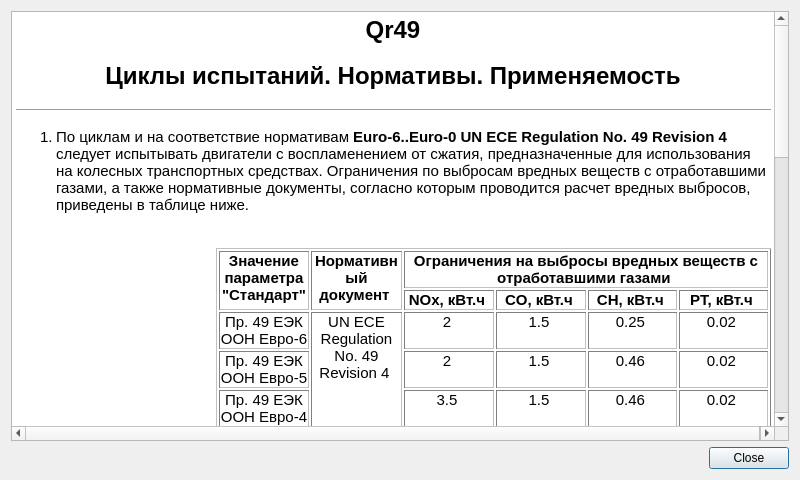
Before: the Qt Designer form Qr49/helpdialog.ui in pa23/r49, drawn with Qt 5.
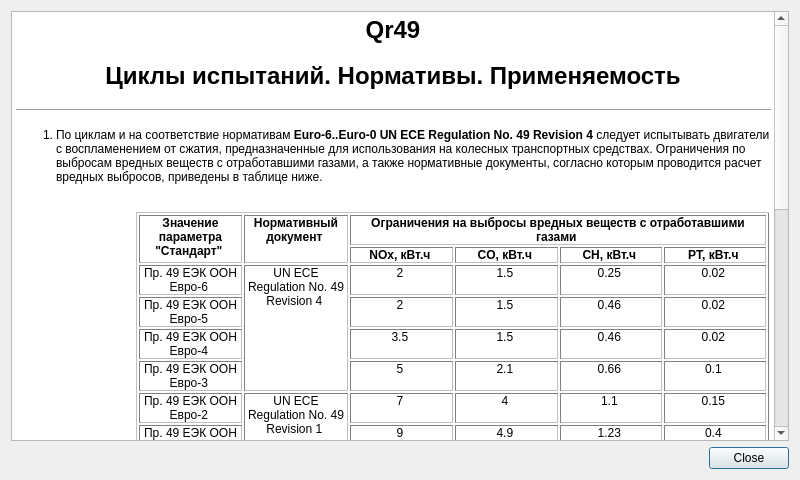
After: the same form once the commit is applied. Icons and pictures are not drawn.

```diff
--- a/Qr49/helpdialog.ui
+++ b/Qr49/helpdialog.ui
@@ -30,13 +30,13 @@
       <string>&lt;!DOCTYPE HTML PUBLIC &quot;-//W3C//DTD HTML 4.0//EN&quot; &quot;http://www.w3.org/TR/REC-html40/strict.dtd&quot;&gt;
 &lt;html&gt;&lt;head&gt;&lt;meta name=&quot;qrichtext&quot; content=&quot;1&quot; /&gt;&lt;style type=&quot;text/css&quot;&gt;
 p, li { white-space: pre-wrap; }
-&lt;/style&gt;&lt;/head&gt;&lt;body style=&quot; font-family:'Ubuntu'; font-size:11pt; font-weight:400; font-style:normal;&quot;&gt;
+&lt;/style&gt;&lt;/head&gt;&lt;body style=&quot; font-family:'Sans Serif'; font-size:9pt; font-weight:400; font-style:normal;&quot;&gt;
 &lt;p align=&quot;center&quot; style=&quot; margin-top:18px; margin-bottom:12px; margin-left:0px; margin-right:0px; -qt-block-indent:0; text-indent:0px;&quot;&gt;&lt;span style=&quot; font-size:xx-large; font-weight:600;&quot;&gt;Qr49&lt;/span&gt;&lt;/p&gt;
 &lt;p align=&quot;center&quot; style=&quot; margin-top:18px; margin-bottom:12px; margin-left:0px; margin-right:0px; -qt-block-indent:0; text-indent:0px;&quot;&gt;&lt;span style=&quot; font-size:xx-large; font-weight:600;&quot;&gt;Циклы испытаний. Нормативы. Применяемость&lt;/span&gt;&lt;/p&gt;
 &lt;hr /&gt;
 &lt;ol style=&quot;margin-top: 0px; margin-bottom: 0px; margin-left: 0px; margin-right: 0px; -qt-list-indent: 1;&quot;&gt;&lt;li style=&quot; margin-top:12px; margin-bottom:0px; margin-left:0px; margin-right:0px; -qt-block-indent:0; text-indent:0px;&quot;&gt;По циклам и на соответствие нормативам &lt;span style=&quot; font-weight:600;&quot;&gt;Euro-6..Euro-0 UN ECE Regulation No. 49 Revision 4&lt;/span&gt; следует испытывать двигатели с воспламенением от сжатия, предназначенные для использования на колесных транспортных средствах. Ограничения по выбросам вредных веществ с отработавшими газами, а также нормативные документы, согласно которым проводится расчет вредных выбросов, приведены в таблице ниже.&lt;br /&gt;&lt;br /&gt;&lt;/li&gt;
-&lt;p style=&quot;-qt-paragraph-type:empty; margin-top:0px; margin-bottom:0px; margin-left:0px; margin-right:0px; -qt-block-indent:1; text-indent:0px;&quot;&gt;&lt;/p&gt;
-&lt;table border=&quot;1&quot; style=&quot; margin-top:0px; margin-bottom:0px; margin-left:160px; margin-right:0px;&quot; cellspacing=&quot;2&quot; cellpadding=&quot;0&quot;&gt;
+&lt;p style=&quot;-qt-paragraph-type:empty; margin-top:0px; margin-bottom:0px; margin-left:0px; margin-right:0px; -qt-block-indent:1; text-indent:0px;&quot;&gt;&lt;br /&gt;&lt;/p&gt;
+&lt;table border=&quot;1&quot; style=&quot; margin-top:0px; margin-bottom:0px; margin-left:80px; margin-right:0px;&quot; cellspacing=&quot;2&quot; cellpadding=&quot;0&quot;&gt;
 &lt;tr&gt;
 &lt;td rowspan=&quot;2&quot; style=&quot; vertical-align:top;&quot;&gt;
 &lt;p align=&quot;center&quot; style=&quot; margin-top:0px; margin-bottom:0px; margin-left:0px; margin-right:0px; -qt-block-indent:0; text-indent:0px;&quot;&gt;&lt;span style=&quot; font-weight:600;&quot;&gt;Значение параметра &amp;quot;Стандарт&amp;quot; &lt;/span&gt;&lt;/p&gt;&lt;/td&gt;
@@ -136,8 +136,8 @@
 &lt;p align=&quot;center&quot; style=&quot; margin-top:0px; margin-bottom:0px; margin-left:0px; margin-right:0px; -qt-block-indent:0; text-indent:0px;&quot;&gt;- &lt;/p&gt;&lt;/td&gt;&lt;/tr&gt;&lt;/table&gt;
 &lt;p style=&quot; margin-top:0px; margin-bottom:0px; margin-left:0px; margin-right:0px; -qt-block-indent:1; text-indent:0px;&quot;&gt;&lt;br /&gt;&lt;/p&gt;
 &lt;li style=&quot; margin-top:0px; margin-bottom:0px; margin-left:0px; margin-right:0px; -qt-block-indent:0; text-indent:0px;&quot;&gt;По циклам и на соответствие нормативам &lt;span style=&quot; font-weight:600;&quot;&gt;ОСТ 37.001.234-81&lt;/span&gt; следует испытывать двигатели с воспламенением от сжатия, предназначенные для использования на автомобилях полной массой свыше 3.5 т (за исключением двигателей, находящиеся в эксплуатации). Ограничения по выбросам вредных веществ с отработавшими газами, а также нормативные документы, согласно которым проводится расчет вредных выбросов, приведены в таблице ниже.&lt;br /&gt;&lt;br /&gt;&lt;/li&gt;
-&lt;p style=&quot;-qt-paragraph-type:empty; margin-top:0px; margin-bottom:0px; margin-left:0px; margin-right:0px; -qt-block-indent:1; text-indent:0px;&quot;&gt;&lt;/p&gt;
-&lt;table border=&quot;1&quot; style=&quot; margin-top:0px; margin-bottom:0px; margin-left:160px; margin-right:0px;&quot; cellspacing=&quot;2&quot; cellpadding=&quot;0&quot;&gt;
+&lt;p style=&quot;-qt-paragraph-type:empty; margin-top:0px; margin-bottom:0px; margin-left:0px; margin-right:0px; -qt-block-indent:1; text-indent:0px;&quot;&gt;&lt;br /&gt;&lt;/p&gt;
+&lt;table border=&quot;1&quot; style=&quot; margin-top:0px; margin-bottom:0px; margin-left:80px; margin-right:0px;&quot; cellspacing=&quot;2&quot; cellpadding=&quot;0&quot;&gt;
 &lt;tr&gt;
 &lt;td rowspan=&quot;2&quot; style=&quot; vertical-align:top;&quot;&gt;
 &lt;p align=&quot;center&quot; style=&quot; margin-top:0px; margin-bottom:0px; margin-left:0px; margin-right:0px; -qt-block-indent:0; text-indent:0px;&quot;&gt;&lt;span style=&quot; font-weight:600;&quot;&gt;Значение параметра &amp;quot;Стандарт&amp;quot; &lt;/span&gt;&lt;/p&gt;&lt;/td&gt;
@@ -169,8 +169,8 @@
 &lt;p align=&quot;center&quot; style=&quot; margin-top:0px; margin-bottom:0px; margin-left:0px; margin-right:0px; -qt-block-indent:0; text-indent:0px;&quot;&gt;- &lt;/p&gt;&lt;/td&gt;&lt;/tr&gt;&lt;/table&gt;
 &lt;p style=&quot; margin-top:0px; margin-bottom:0px; margin-left:0px; margin-right:0px; -qt-block-indent:1; text-indent:0px;&quot;&gt;&lt;br /&gt;&lt;/p&gt;
 &lt;li style=&quot; margin-top:0px; margin-bottom:0px; margin-left:0px; margin-right:0px; -qt-block-indent:0; text-indent:0px;&quot;&gt;По циклам и на соответствие нормативам &lt;span style=&quot; font-weight:600;&quot;&gt;ГОСТ 17.2.2.05-97&lt;/span&gt; следует испытывать вновь изготовленные и капитально отремонтированные двигатели с воспламенением от сжатия, предназначенные для использования на сельскохозяйственных, промышленных, лесохозяйственных тракторах, в т.ч. используемых в качестве базы для строительно дорожных машин, тракторных самоходных дизельных шасси, самоходных сельскохозяйственных машинах, работающих в условиях как ограниченного так и неограниченного воздухообмена. Ограничения по выбросам вредных веществ с отработавшими газами, а также нормативные документы, согласно которым проводится расчет вредных выбросов, приведены в таблице ниже.&lt;br /&gt;&lt;br /&gt;&lt;/li&gt;
-&lt;p style=&quot;-qt-paragraph-type:empty; margin-top:0px; margin-bottom:0px; margin-left:0px; margin-right:0px; -qt-block-indent:1; text-indent:0px;&quot;&gt;&lt;/p&gt;
-&lt;table border=&quot;1&quot; style=&quot; margin-top:0px; margin-bottom:0px; margin-left:160px; margin-right:0px;&quot; cellspacing=&quot;2&quot; cellpadding=&quot;0&quot;&gt;
+&lt;p style=&quot;-qt-paragraph-type:empty; margin-top:0px; margin-bottom:0px; margin-left:0px; margin-right:0px; -qt-block-indent:1; text-indent:0px;&quot;&gt;&lt;br /&gt;&lt;/p&gt;
+&lt;table border=&quot;1&quot; style=&quot; margin-top:0px; margin-bottom:0px; margin-left:80px; margin-right:0px;&quot; cellspacing=&quot;2&quot; cellpadding=&quot;0&quot;&gt;
 &lt;tr&gt;
 &lt;td rowspan=&quot;2&quot; style=&quot; vertical-align:top;&quot;&gt;
 &lt;p align=&quot;center&quot; style=&quot; margin-top:0px; margin-bottom:0px; margin-left:0px; margin-right:0px; -qt-block-indent:0; text-indent:0px;&quot;&gt;&lt;span style=&quot; font-weight:600;&quot;&gt;Значение параметра &amp;quot;Стандарт&amp;quot; &lt;/span&gt;&lt;/p&gt;&lt;/td&gt;
@@ -211,8 +211,8 @@
 &lt;p align=&quot;center&quot; style=&quot; margin-top:0px; margin-bottom:0px; margin-left:0px; margin-right:0px; -qt-block-indent:0; text-indent:0px;&quot;&gt;- &lt;/p&gt;&lt;/td&gt;&lt;/tr&gt;&lt;/table&gt;
 &lt;p style=&quot; margin-top:0px; margin-bottom:0px; margin-left:0px; margin-right:0px; -qt-block-indent:1; text-indent:0px;&quot;&gt;&lt;br /&gt;&lt;span style=&quot; vertical-align:super;&quot;&gt;1&lt;/span&gt; — Для вновь изготовленных двигателей, работающих в условиях неограниченного воздухозабора;&lt;br /&gt;&lt;span style=&quot; vertical-align:super;&quot;&gt;2&lt;/span&gt; — Для вновь изготовленных двигателей, работающих в условиях ограниченного воздухозабора;&lt;br /&gt;&lt;span style=&quot; vertical-align:super;&quot;&gt;3&lt;/span&gt; — Для капитально отремонтированных двигателей, работающих в условиях неограниченного воздухозабора;&lt;br /&gt;&lt;span style=&quot; vertical-align:super;&quot;&gt;4&lt;/span&gt; — Для капитально отремонтированных двигателей, работающих в условиях ограниченного воздухозабора.&lt;br /&gt;&lt;br /&gt;&lt;/p&gt;
 &lt;li style=&quot; margin-top:0px; margin-bottom:0px; margin-left:0px; margin-right:0px; -qt-block-indent:0; text-indent:0px;&quot;&gt;По циклам и на соответствие нормативам &lt;span style=&quot; font-weight:600;&quot;&gt;UN ECE Regulation No. 96 Revision 1&lt;/span&gt; следует испытывать двигатели с воспламенением от сжатия, предназначенные для использования на сельскохозяйственных и лесных тракторах, а также внедорожной подвижной технике, предназначенной и пригодной для передвижения или перемещения по земле (дороге или бездорожью), с установленной полезной мощностью от 18 до 560 кВт, в т.ч. эксплуатируемой при постоянном числе оборотов двигателя (включая газовые компрессоры, ирригационные насосы, генераторные агрегаты с переменной нагрузкой, газонокосилки, отбойные молотки, снегоочистительное оборудование, подметальные машины). Ограничения по выбросам вредных веществ с отработавшими газами, а также нормативные документы, согласно которым проводится расчет вредных выбросов, приведены в таблицах ниже.&lt;br /&gt;&lt;br /&gt;&lt;/li&gt;
-&lt;p style=&quot;-qt-paragraph-type:empty; margin-top:0px; margin-bottom:0px; margin-left:0px; margin-right:0px; -qt-block-indent:1; text-indent:0px;&quot;&gt;&lt;/p&gt;
-&lt;table border=&quot;1&quot; style=&quot; margin-top:0px; margin-bottom:0px; margin-left:160px; margin-right:0px;&quot; cellspacing=&quot;2&quot; cellpadding=&quot;0&quot;&gt;
+&lt;p style=&quot;-qt-paragraph-type:empty; margin-top:0px; margin-bottom:0px; margin-left:0px; margin-right:0px; -qt-block-indent:1; text-indent:0px;&quot;&gt;&lt;br /&gt;&lt;/p&gt;
+&lt;table border=&quot;1&quot; style=&quot; margin-top:0px; margin-bottom:0px; margin-left:80px; margin-right:0px;&quot; cellspacing=&quot;2&quot; cellpadding=&quot;0&quot;&gt;
 &lt;tr&gt;
 &lt;td rowspan=&quot;2&quot; style=&quot; vertical-align:top;&quot;&gt;
 &lt;p align=&quot;center&quot; style=&quot; margin-top:0px; margin-bottom:0px; margin-left:0px; margin-right:0px; -qt-block-indent:0; text-indent:0px;&quot;&gt;&lt;span style=&quot; font-weight:600;&quot;&gt;Значение параметра &amp;quot;Стандарт&amp;quot; &lt;/span&gt;&lt;/p&gt;&lt;/td&gt;
@@ -286,8 +286,8 @@
 &lt;td style=&quot; vertical-align:top;&quot;&gt;
 &lt;p align=&quot;center&quot; style=&quot; margin-top:0px; margin-bottom:0px; margin-left:0px; margin-right:0px; -qt-block-indent:0; text-indent:0px;&quot;&gt;0.8 &lt;/p&gt;&lt;/td&gt;&lt;/tr&gt;&lt;/table&gt;
 &lt;p style=&quot; margin-top:0px; margin-bottom:0px; margin-left:0px; margin-right:0px; -qt-block-indent:1; text-indent:0px;&quot;&gt;&lt;br /&gt;&lt;/p&gt;
-&lt;p style=&quot;-qt-paragraph-type:empty; margin-top:0px; margin-bottom:0px; margin-left:0px; margin-right:0px; -qt-block-indent:1; text-indent:0px;&quot;&gt;&lt;/p&gt;
-&lt;table border=&quot;1&quot; style=&quot; margin-top:0px; margin-bottom:0px; margin-left:160px; margin-right:0px;&quot; cellspacing=&quot;2&quot; cellpadding=&quot;0&quot;&gt;
+&lt;p style=&quot;-qt-paragraph-type:empty; margin-top:0px; margin-bottom:0px; margin-left:0px; margin-right:0px; -qt-block-indent:1; text-indent:0px;&quot;&gt;&lt;br /&gt;&lt;/p&gt;
+&lt;table border=&quot;1&quot; style=&quot; margin-top:0px; margin-bottom:0px; margin-left:80px; margin-right:0px;&quot; cellspacing=&quot;2&quot; cellpadding=&quot;0&quot;&gt;
 &lt;tr&gt;
 &lt;td rowspan=&quot;2&quot; style=&quot; vertical-align:top;&quot;&gt;
 &lt;p align=&quot;center&quot; style=&quot; margin-top:0px; margin-bottom:0px; margin-left:0px; margin-right:0px; -qt-block-indent:0; text-indent:0px;&quot;&gt;&lt;span style=&quot; font-weight:600;&quot;&gt;Значение параметра &amp;quot;Стандарт&amp;quot; &lt;/span&gt;&lt;/p&gt;&lt;/td&gt;
@@ -352,8 +352,8 @@
 &lt;p align=&quot;center&quot; style=&quot; margin-top:0px; margin-bottom:0px; margin-left:0px; margin-right:0px; -qt-block-indent:0; text-indent:0px;&quot;&gt;0.6 &lt;/p&gt;&lt;/td&gt;&lt;/tr&gt;&lt;/table&gt;
 &lt;p style=&quot; margin-top:0px; margin-bottom:0px; margin-left:0px; margin-right:0px; -qt-block-indent:1; text-indent:0px;&quot;&gt;&lt;br /&gt;&lt;/p&gt;
 &lt;li style=&quot; margin-top:0px; margin-bottom:0px; margin-left:0px; margin-right:0px; -qt-block-indent:0; text-indent:0px;&quot;&gt;По циклам и на соответствие нормативам &lt;span style=&quot; font-weight:600;&quot;&gt;ГОСТ 30574-98, ГОСТ Р 51249-99 (цикл C1)&lt;/span&gt; следует испытывать вновь изготовленные и капитально отремонтированные двигатели с воспламенением от сжатия, предназначенные для использования на внедорожном транспорте и промышленном оборудовании в т.ч. промышленных буровых установках, компрессорах, большегрузных карьерных самосвалах с механической и гидромеханической трансмиссией, строительном оборудовании (включая колесные и гусеничные погрузчики, бульдозеры, передвижные краны), оборудовании для лесной промышленности, сельскохозяйственной технике, экскаваторах, грейдерах, катках, асфальтоукладчиках, снегоуборочных машинах, вспомогательном оборудовании аэропортов. Ограничения по выбросам вредных веществ с отработавшими газами, а также нормативные документы, согласно которым проводится расчет вредных выбросов, приведены в таблице ниже.&lt;br /&gt;&lt;br /&gt;&lt;/li&gt;
-&lt;p style=&quot;-qt-paragraph-type:empty; margin-top:0px; margin-bottom:0px; margin-left:0px; margin-right:0px; -qt-block-indent:1; text-indent:0px;&quot;&gt;&lt;/p&gt;
-&lt;table border=&quot;1&quot; style=&quot; margin-top:0px; margin-bottom:0px; margin-left:160px; margin-right:0px;&quot; cellspacing=&quot;2&quot; cellpadding=&quot;0&quot;&gt;
+&lt;p style=&quot;-qt-paragraph-type:empty; margin-top:0px; margin-bottom:0px; margin-left:0px; margin-right:0px; -qt-block-indent:1; text-indent:0px;&quot;&gt;&lt;br /&gt;&lt;/p&gt;
+&lt;table border=&quot;1&quot; style=&quot; margin-top:0px; margin-bottom:0px; margin-left:80px; margin-right:0px;&quot; cellspacing=&quot;2&quot; cellpadding=&quot;0&quot;&gt;
 &lt;tr&gt;
 &lt;td rowspan=&quot;2&quot; style=&quot; vertical-align:top;&quot;&gt;
 &lt;p align=&quot;center&quot; style=&quot; margin-top:0px; margin-bottom:0px; margin-left:0px; margin-right:0px; -qt-block-indent:0; text-indent:0px;&quot;&gt;&lt;span style=&quot; font-weight:600;&quot;&gt;Значение параметра &amp;quot;Стандарт&amp;quot; &lt;/span&gt;&lt;/p&gt;&lt;/td&gt;
@@ -388,8 +388,8 @@
 &lt;p align=&quot;center&quot; style=&quot; margin-top:0px; margin-bottom:0px; margin-left:0px; margin-right:0px; -qt-block-indent:0; text-indent:0px;&quot;&gt;- &lt;/p&gt;&lt;/td&gt;&lt;/tr&gt;&lt;/table&gt;
 &lt;p style=&quot; margin-top:0px; margin-bottom:0px; margin-left:0px; margin-right:0px; -qt-block-indent:1; text-indent:0px;&quot;&gt;&lt;br /&gt;&lt;span style=&quot; vertical-align:super;&quot;&gt;1&lt;/span&gt; — Для вновь изготовленных двигателей;&lt;br /&gt;&lt;span style=&quot; vertical-align:super;&quot;&gt;2&lt;/span&gt; — Для капитально отремонтированных двигателей.&lt;br /&gt;&lt;br /&gt;&lt;/p&gt;
 &lt;li style=&quot; margin-top:0px; margin-bottom:0px; margin-left:0px; margin-right:0px; -qt-block-indent:0; text-indent:0px;&quot;&gt;По циклам и на соответствие нормативам &lt;span style=&quot; font-weight:600;&quot;&gt;ГОСТ 30574-98, ГОСТ Р 51249-99 (циклы D1, D2)&lt;/span&gt; следует испытывать вновь изготовленные и капитально отремонтированные двигатели с воспламенением от сжатия, предназначенные для использования на силовых установках, в т.ч. электростанциях и приводах ирригационных насосов (D1) и электроустановках с переменной нагрузкой, в т.ч. дизель-генераторах с кратковременной (прерывистой или скачкообразной) нагрузкой (включая судовые, вспомогательные и тепловозные двигатели не для тяги, рефрижераторные агрегаты, сварочные установки) (D2) и имеющие постоянную частоту вращения. Ограничения по выбросам вредных веществ с отработавшими газами, а также нормативные документы, согласно которым проводится расчет вредных выбросов, приведены в таблице ниже.&lt;br /&gt;&lt;br /&gt;&lt;/li&gt;
-&lt;p style=&quot;-qt-paragraph-type:empty; margin-top:0px; margin-bottom:0px; margin-left:0px; margin-right:0px; -qt-block-indent:1; text-indent:0px;&quot;&gt;&lt;/p&gt;
-&lt;table border=&quot;1&quot; style=&quot; margin-top:0px; margin-bottom:0px; margin-left:160px; margin-right:0px;&quot; cellspacing=&quot;2&quot; cellpadding=&quot;0&quot;&gt;
+&lt;p style=&quot;-qt-paragraph-type:empty; margin-top:0px; margin-bottom:0px; margin-left:0px; margin-right:0px; -qt-block-indent:1; text-indent:0px;&quot;&gt;&lt;br /&gt;&lt;/p&gt;
+&lt;table border=&quot;1&quot; style=&quot; margin-top:0px; margin-bottom:0px; margin-left:80px; margin-right:0px;&quot; cellspacing=&quot;2&quot; cellpadding=&quot;0&quot;&gt;
 &lt;tr&gt;
 &lt;td rowspan=&quot;2&quot; style=&quot; vertical-align:top;&quot;&gt;
 &lt;p align=&quot;center&quot; style=&quot; margin-top:0px; margin-bottom:0px; margin-left:0px; margin-right:0px; -qt-block-indent:0; text-indent:0px;&quot;&gt;&lt;span style=&quot; font-weight:600;&quot;&gt;Значение параметра &amp;quot;Стандарт&amp;quot; &lt;/span&gt;&lt;/p&gt;&lt;/td&gt;
@@ -424,8 +424,8 @@
 &lt;p align=&quot;center&quot; style=&quot; margin-top:0px; margin-bottom:0px; margin-left:0px; margin-right:0px; -qt-block-indent:0; text-indent:0px;&quot;&gt;- &lt;/p&gt;&lt;/td&gt;&lt;/tr&gt;&lt;/table&gt;
 &lt;p style=&quot; margin-top:0px; margin-bottom:0px; margin-left:0px; margin-right:0px; -qt-block-indent:1; text-indent:0px;&quot;&gt;&lt;br /&gt;&lt;span style=&quot; vertical-align:super;&quot;&gt;1&lt;/span&gt; — Для вновь собранных двигателей;&lt;br /&gt;&lt;span style=&quot; vertical-align:super;&quot;&gt;2&lt;/span&gt; — Для капитально отремонтированных двигателей.&lt;br /&gt;&lt;br /&gt;&lt;/p&gt;
 &lt;li style=&quot; margin-top:0px; margin-bottom:0px; margin-left:0px; margin-right:0px; -qt-block-indent:0; text-indent:0px;&quot;&gt;По циклам и на соответствие нормативам &lt;span style=&quot; font-weight:600;&quot;&gt;ГОСТ 30574-98, ГОСТ Р 51249-99 (циклы E1, E2, E3, E5)&lt;/span&gt; следует испытывать вновь изготовленные и капитально отремонтированные двигатели с воспламенением от сжатия, предназначенные для использования на судах длиной менее 24 м кроме буксиров и толкачей (E1), в качестве главных судовых двигателей для тяжелых условий эксплуатации, работающих с постоянной частотой вращения (E2), в качестве главных судовых двигателей для тяжелых условий эксплуатации, работающих по винтовой характеристике (E3), на судах длиной менее 24 м кроме буксиров и толкачей, работающих по винтовой характеристике (E5). Ограничения по выбросам вредных веществ с отработавшими газами, а также нормативные документы, согласно которым проводится расчет вредных выбросов, приведены в таблице ниже.&lt;br /&gt;&lt;br /&gt;&lt;/li&gt;
-&lt;p style=&quot;-qt-paragraph-type:empty; margin-top:0px; margin-bottom:0px; margin-left:0px; margin-right:0px; -qt-block-indent:1; text-indent:0px;&quot;&gt;&lt;/p&gt;
-&lt;table border=&quot;1&quot; style=&quot; margin-top:0px; margin-bottom:0px; margin-left:160px; margin-right:0px;&quot; cellspacing=&quot;2&quot; cellpadding=&quot;0&quot;&gt;
+&lt;p style=&quot;-qt-paragraph-type:empty; margin-top:0px; margin-bottom:0px; margin-left:0px; margin-right:0px; -qt-block-indent:1; text-indent:0px;&quot;&gt;&lt;br /&gt;&lt;/p&gt;
+&lt;table border=&quot;1&quot; style=&quot; margin-top:0px; margin-bottom:0px; margin-left:80px; margin-right:0px;&quot; cellspacing=&quot;2&quot; cellpadding=&quot;0&quot;&gt;
 &lt;tr&gt;
 &lt;td rowspan=&quot;2&quot; style=&quot; vertical-align:top;&quot;&gt;
 &lt;p align=&quot;center&quot; style=&quot; margin-top:0px; margin-bottom:0px; margin-left:0px; margin-right:0px; -qt-block-indent:0; text-indent:0px;&quot;&gt;&lt;span style=&quot; font-weight:600;&quot;&gt;Значение параметра &amp;quot;Стандарт&amp;quot; &lt;/span&gt;&lt;/p&gt;&lt;/td&gt;
@@ -460,8 +460,8 @@
 &lt;p align=&quot;center&quot; style=&quot; margin-top:0px; margin-bottom:0px; margin-left:0px; margin-right:0px; -qt-block-indent:0; text-indent:0px;&quot;&gt;- &lt;/p&gt;&lt;/td&gt;&lt;/tr&gt;&lt;/table&gt;
 &lt;p style=&quot; margin-top:0px; margin-bottom:0px; margin-left:0px; margin-right:0px; -qt-block-indent:1; text-indent:0px;&quot;&gt;&lt;br /&gt;&lt;span style=&quot; vertical-align:super;&quot;&gt;1&lt;/span&gt; — Для вновь собранных двигателей;&lt;br /&gt;&lt;span style=&quot; vertical-align:super;&quot;&gt;2&lt;/span&gt; — Для капитально отремонтированных двигателей.&lt;br /&gt;&lt;br /&gt;&lt;/p&gt;
 &lt;li style=&quot; margin-top:0px; margin-bottom:0px; margin-left:0px; margin-right:0px; -qt-block-indent:0; text-indent:0px;&quot;&gt;По циклам и на соответствие нормативам &lt;span style=&quot; font-weight:600;&quot;&gt;ГОСТ 30574-98, ГОСТ Р 51249-99 (цикл F)&lt;/span&gt; следует испытывать вновь изготовленные и капитально отремонтированные двигатели с воспламенением от сжатия, предназначенные для использования на тепловозах, дизель-поездах, автомотрисах и большегрузных карьерных самосвалах с электрической трансмиссией. Ограничения по выбросам вредных веществ с отработавшими газами, а также нормативные документы, согласно которым проводится расчет вредных выбросов, приведены в таблице ниже.&lt;br /&gt;&lt;br /&gt;&lt;/li&gt;
-&lt;p style=&quot;-qt-paragraph-type:empty; margin-top:0px; margin-bottom:0px; margin-left:0px; margin-right:0px; -qt-block-indent:1; text-indent:0px;&quot;&gt;&lt;/p&gt;
-&lt;table border=&quot;1&quot; style=&quot; margin-top:0px; margin-bottom:0px; margin-left:160px; margin-right:0px;&quot; cellspacing=&quot;2&quot; cellpadding=&quot;0&quot;&gt;
+&lt;p style=&quot;-qt-paragraph-type:empty; margin-top:0px; margin-bottom:0px; margin-left:0px; margin-right:0px; -qt-block-indent:1; text-indent:0px;&quot;&gt;&lt;br /&gt;&lt;/p&gt;
+&lt;table border=&quot;1&quot; style=&quot; margin-top:0px; margin-bottom:0px; margin-left:80px; margin-right:0px;&quot; cellspacing=&quot;2&quot; cellpadding=&quot;0&quot;&gt;
 &lt;tr&gt;
 &lt;td rowspan=&quot;2&quot; style=&quot; vertical-align:top;&quot;&gt;
 &lt;p align=&quot;center&quot; style=&quot; margin-top:0px; margin-bottom:0px; margin-left:0px; margin-right:0px; -qt-block-indent:0; text-indent:0px;&quot;&gt;&lt;span style=&quot; font-weight:600;&quot;&gt;Значение параметра &amp;quot;Стандарт&amp;quot; &lt;/span&gt;&lt;/p&gt;&lt;/td&gt;
@@ -496,8 +496,8 @@
 &lt;p align=&quot;center&quot; style=&quot; margin-top:0px; margin-bottom:0px; margin-left:0px; margin-right:0px; -qt-block-indent:0; text-indent:0px;&quot;&gt;- &lt;/p&gt;&lt;/td&gt;&lt;/tr&gt;&lt;/table&gt;
 &lt;p style=&quot; margin-top:0px; margin-bottom:0px; margin-left:0px; margin-right:0px; -qt-block-indent:1; text-indent:0px;&quot;&gt;&lt;br /&gt;&lt;span style=&quot; vertical-align:super;&quot;&gt;1&lt;/span&gt; — Для вновь собранных двигателей;&lt;br /&gt;&lt;span style=&quot; vertical-align:super;&quot;&gt;2&lt;/span&gt; — Для капитально отремонтированных двигателей.&lt;br /&gt;&lt;br /&gt;&lt;/p&gt;
 &lt;li style=&quot; margin-top:0px; margin-bottom:0px; margin-left:0px; margin-right:0px; -qt-block-indent:0; text-indent:0px;&quot;&gt;По циклам и на соответствие нормативам &lt;span style=&quot; font-weight:600;&quot;&gt;ГОСТ 30574-98, ГОСТ Р 51249-99 (циклы G1, G2)&lt;/span&gt; следует испытывать вновь изготовленные и капитально отремонтированные двигатели с воспламенением от сжатия мощностью менее 20 кВт, предназначенные для использования на газонокосилках, снегоуборочной технике, устройствах для уборки мусора и работающие на промежуточной частоте вращения, а также насосах, сварочных аппаратах, компрессорах, портативных дизель-генераторах и работающие на номинальной частоте вращения. Ограничения по выбросам вредных веществ с отработавшими газами, а также нормативные документы, согласно которым проводится расчет вредных выбросов, приведены в таблице ниже.&lt;br /&gt;&lt;br /&gt;&lt;/li&gt;
-&lt;p style=&quot;-qt-paragraph-type:empty; margin-top:0px; margin-bottom:0px; margin-left:0px; margin-right:0px; -qt-block-indent:1; text-indent:0px;&quot;&gt;&lt;/p&gt;
-&lt;table border=&quot;1&quot; style=&quot; margin-top:0px; margin-bottom:0px; margin-left:160px; margin-right:0px;&quot; cellspacing=&quot;2&quot; cellpadding=&quot;0&quot;&gt;
+&lt;p style=&quot;-qt-paragraph-type:empty; margin-top:0px; margin-bottom:0px; margin-left:0px; margin-right:0px; -qt-block-indent:1; text-indent:0px;&quot;&gt;&lt;br /&gt;&lt;/p&gt;
+&lt;table border=&quot;1&quot; style=&quot; margin-top:0px; margin-bottom:0px; margin-left:80px; margin-right:0px;&quot; cellspacing=&quot;2&quot; cellpadding=&quot;0&quot;&gt;
 &lt;tr&gt;
 &lt;td rowspan=&quot;2&quot; style=&quot; vertical-align:top;&quot;&gt;
 &lt;p align=&quot;center&quot; style=&quot; margin-top:0px; margin-bottom:0px; margin-left:0px; margin-right:0px; -qt-block-indent:0; text-indent:0px;&quot;&gt;&lt;span style=&quot; font-weight:600;&quot;&gt;Значение параметра &amp;quot;Стандарт&amp;quot; &lt;/span&gt;&lt;/p&gt;&lt;/td&gt;
```
